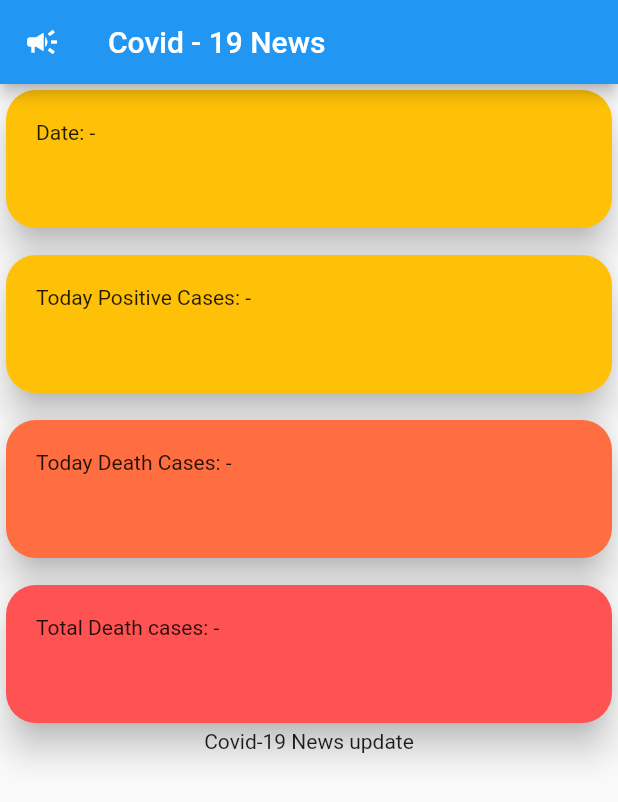
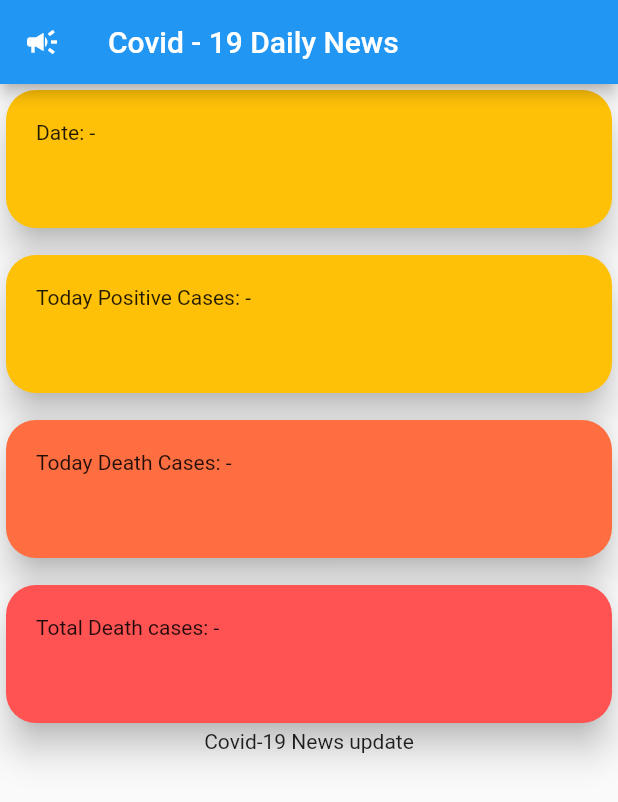
Before and after one commit to RVPSA/covid19_app, a Flutter app: the screen it shows after launch, on a phone screen of 412 x 824 dp. Shown: the top 802 px of the screen. Run offline on Flutter 3.47's test engine with Material 2 defaults, Android fonts, the phone set to English and light mode, and no system bars.

Commit message:
Many Things
1.First create a project
2.Add a column
3.Add many cards
4.Modify cards
5.Change the name
6.Add Icon

```diff
--- a/lib/main.dart
+++ b/lib/main.dart
@@ -22,7 +22,7 @@ class myHomePage extends StatelessWidget {
   Widget build(BuildContext context) {
     return Scaffold(
       appBar: AppBar(
-        title: Text('Covid - 19 News'),
+        title: Text('Covid - 19 Daily News'),
         leading: IconButton(
           icon: Icon(Icons.campaign),
           onPressed: (){},
```
